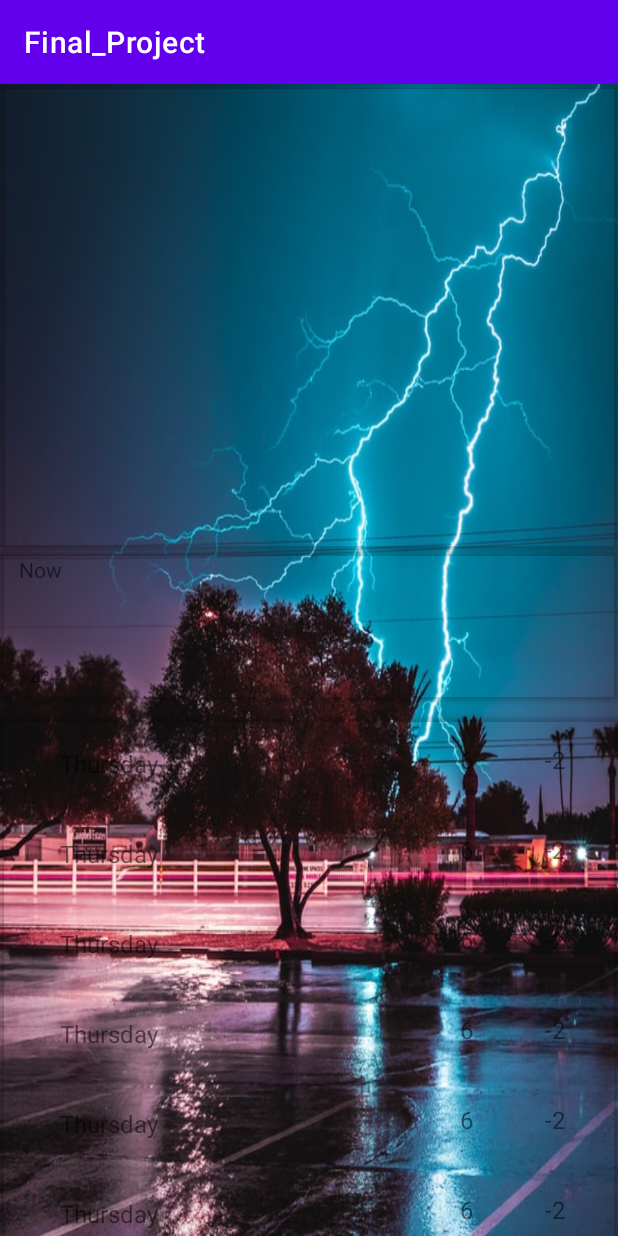
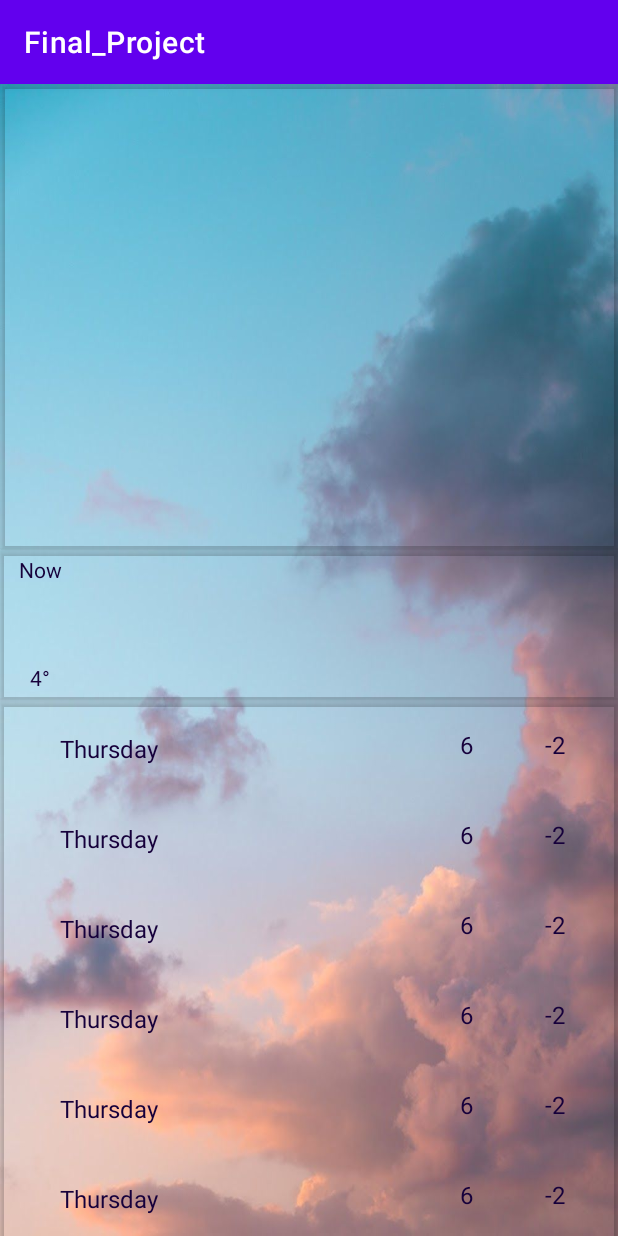
Before and after one commit to BachPhung/Android_Final_Project, an Android app: the MainActivity screen opened directly, with no data from a screen before it, on a phone screen of 412 x 824 dp. Run offline under Robolectric (Android 15) with nearby library versions, the phone set to English and light mode, and no system bars; our stand-ins replace Volley; pictures from the network do not load; 24 statements that could not run were skipped.

Commit message:
Final state

```diff
--- a/app/src/main/java/com/example/final_project/MainActivity.java
+++ b/app/src/main/java/com/example/final_project/MainActivity.java
@@ -9,6 +9,7 @@ import androidx.recyclerview.widget.LinearLayoutManager;
 import androidx.recyclerview.widget.RecyclerView;
 
 import android.Manifest;
+import android.annotation.SuppressLint;
 import android.content.pm.PackageManager;
 import android.location.Location;
 import android.location.LocationListener;
@@ -35,14 +36,14 @@ import java.util.Locale;
 
 public class MainActivity extends AppCompatActivity implements LocationListener {
   //hourly vars
-  private ArrayList<String> hours = new ArrayList<>();
-  private ArrayList<String> iconList = new ArrayList<>();
-  private ArrayList<String> degList = new ArrayList<>();
+  final private ArrayList<String> hours = new ArrayList<>();
+  final private ArrayList<String> iconList = new ArrayList<>();
+  final private ArrayList<String> degList = new ArrayList<>();
   //daily vars
-  private ArrayList<String> dateList = new ArrayList<>();
-  private ArrayList<String> iconDailyList = new ArrayList<>();
-  private ArrayList<String> highestList = new ArrayList<>();
-  private ArrayList<String> lowestList = new ArrayList<>();
+  final private ArrayList<String> dateList = new ArrayList<>();
+  final private ArrayList<String> iconDailyList = new ArrayList<>();
+  final private ArrayList<String> highestList = new ArrayList<>();
+  final private ArrayList<String> lowestList = new ArrayList<>();
   private String intentWeatherResponse;
   private String intentCityName;
   private String intentLong;
@@ -57,14 +58,21 @@ public class MainActivity extends AppCompatActivity implements LocationListener
   LocationManager locationManager;
 
 
+  @SuppressLint("DefaultLocale")
+  //TODO: RETURN THE URL FROM https://openweathermap.org/ TO FETCH WEATHER DATA RELY ON LAT & LONG
   private String urlWeather() {
     return String.format("https://api.openweathermap.org/data/2.5/onecall?lat=%.4f&lon=%.4f&exclude=minutely&appid=d8288cede8b8b1149b236932c004dc6a", this.latitude, this.longitude);
   }
+  @SuppressLint("DefaultLocale")
+  //TODO: RETURN THE URL FROM https://openweathermap.org/ TO GET CITY NAME RELY ON LAT & LONG
   private String urlCityName() {
     return String.format("https://api.openweathermap.org/geo/1.0/reverse?lat=%.4f&lon=%.4f&limit=1&appid=d8288cede8b8b1149b236932c004dc6a", this.latitude, this.longitude) ;
   }
 
   @Override
+  //When application is first open
+  //Todo 1: Turn on GPS to get long & lat values
+  //Todo 2: Get value through Intent from Splash Screen (avoid white screen while waiting fetching)
   protected void onCreate(Bundle savedInstanceState) {
     super.onCreate(savedInstanceState);
     setContentView(R.layout.activity_main);
@@ -74,7 +82,9 @@ public class MainActivity extends AppCompatActivity implements LocationListener
     intentCityName = getIntent().getStringExtra("CityName");
     intentLong = getIntent().getStringExtra("Long");
     intentLat = getIntent().getStringExtra("Lat");
+
     try {
+      //TODO 3: Process the data and render UI
       parseWeatherData(intentWeatherResponse);
       parseCityNameData(intentCityName);
     } catch (JSONException e) {
@@ -85,15 +95,18 @@ public class MainActivity extends AppCompatActivity implements LocationListener
   @Override
   protected void onPause(){
     super.onPause();
+    //TODO: Stop GPS Device
     locationManager.removeUpdates(this);
   }
 
   @Override
   protected void onResume(){
     super.onResume();
+    //TODO: Re-start GPS Device again
     startGPS();
   }
 
+  //TODO: Make GET requests to fetch data from openweatherapi URL
   private void initialData() {
     //  1. Make a request to weather map api
     StringRequest stringRequest = new StringRequest(Request.Method.GET, urlWeather(),
@@ -101,9 +114,7 @@ public class MainActivity extends AppCompatActivity implements LocationListener
         try { parseWeatherData(response);}
         catch (JSONException e) {e.printStackTrace();}
       },
-      error -> {
-        error.printStackTrace();
-      }
+      Throwable::printStackTrace
     );
     StringRequest getCityNameRequest = new StringRequest(Request.Method.GET, urlCityName(),
       response -> {
@@ -112,9 +123,7 @@ public class MainActivity extends AppCompatActivity implements LocationListener
         }
         catch (JSONException e) {e.printStackTrace();}
       },
-      error -> {
-        error.printStackTrace();
-      }
+      Throwable::printStackTrace
       );
 
     //  2. Send the request by adding it to the queue
@@ -126,21 +135,28 @@ public class MainActivity extends AppCompatActivity implements LocationListener
 
   private void initRecyclerView() {
     // Hourly
+    //TODO: Set up recyclerView for hourly weather forecast
     RecyclerView recyclerView = findViewById(R.id.recyclerView);
+    //TODO: Set layout scroll as horizontal direction and how the items are displayed (reverse or not)
     recyclerView.setLayoutManager(new LinearLayoutManager(this, LinearLayoutManager.HORIZONTAL, false));
+    // TODO: Create an adapter provide a binding from an app-specific data set to views what are display in RecyclerView
     RecyclerViewAdapter adapter = new RecyclerViewAdapter(this, hours, iconList, degList);
     recyclerView.setAdapter(adapter);
     // Daily
+    //TODO: Set up an another recyclerView for daily weather forecast
     RecyclerView recyclerViewDaily = findViewById(R.id.recyclerViewDaily);
     recyclerViewDaily.setLayoutManager(new LinearLayoutManager(this, LinearLayoutManager.VERTICAL, false));
     RecyclerViewDailyAdapter adapter2 = new RecyclerViewDailyAdapter(this, dateList, iconDailyList, highestList, lowestList);
     recyclerViewDaily.setAdapter(adapter2);
   }
+  @SuppressLint("DefaultLocale")
+  //TODO: Change JSON -> GSON for easier processing the data
   private void parseWeatherData(String response) throws JSONException {
     JSONObject fetchedWeatherData = new JSONObject(response);
     curWeather = gson.fromJson(fetchedWeatherData.getJSONObject("current").toString(), CurrentWeather.class);
     dailyWeathers = gson.fromJson(fetchedWeatherData.getJSONArray("daily").toString(), DailyWeather[].class);
     hourlyWeathers = gson.fromJson(fetchedWeatherData.getJSONArray("hourly").toString(), HourlyWeather[].class);
+    //TODO: Clean the array lists for next render
     hours.clear();
     iconList.clear();
     degList.clear();
@@ -148,6 +164,8 @@ public class MainActivity extends AppCompatActivity implements LocationListener
     iconDailyList.clear();
     highestList.clear();
     lowestList.clear();
+
+    // TODO: Processing the data and push data to the array lists for RecyclerView rendering
     for (int i = 0; i < 24; i++) {
       if (i == 0) {
         this.hours.add("Now");
@@ -168,17 +186,51 @@ public class MainActivity extends AppCompatActivity implements LocationListener
       this.iconList.add(String.format("https://openweathermap.org/img/wn/%s@2x.png", (hourlyWeathers[i].getWeather().get(0).getIcon())));
       this.degList.add(String.format("%d\u00B0", Math.round(hourlyWeathers[i].getTemp() - 273.15)));
     }
-    initRecyclerView();
+
+    initRecyclerView(); // TODO: RecyclerView start render UI when data is ready
     TextView curWeatherDesc = findViewById(R.id.weatherDesc);
     TextView curWeatherDeg = findViewById(R.id.weatherDeg);
     TextView curWeatherHi_Li = findViewById(R.id.high_low);
     ConstraintLayout layouts = findViewById(R.id.background);
 
-    layouts.setBackground(ContextCompat.getDrawable(this, R.drawable.thunderstorm));
+    //TODO: Set the background image base on weather
+    switch (curWeather.getWeather().get(0).getMain()){
+      case "Clouds":{
+        layouts.setBackground(ContextCompat.getDrawable(this, R.drawable.clouds));
+        break;
+      }
+      case "Clear":{
+        layouts.setBackground(ContextCompat.getDrawable(this, R.drawable.clear));
+        break;
+      }
+      case "Drizzle":{
+        layouts.setBackground(ContextCompat.getDrawable(this, R.drawable.drizzle));
+        break;
+      }
+      case "Rain":{
+        layouts.setBackground(ContextCompat.getDrawable(this, R.drawable.rain));
+
+        break;
+      }
+      case "Snow":{
+        layouts.setBackground(ContextCompat.getDrawable(this, R.drawable.snow));
+        break;
+      }
+      case "Thunderstorm":{
+        layouts.setBackground(ContextCompat.getDrawable(this, R.drawable.thunderstorm));
+        break;
+      }
+      default:{
+        layouts.setBackground(ContextCompat.getDrawable(this, R.drawable.defaultweather));
+      }
+    }
+
     curWeatherDeg.setText(String.format("%d\u00B0", Math.round(curWeather.getTemp() - 273.15)));
     curWeatherDesc.setText(curWeather.getWeather().get(0).getMain());
     curWeatherHi_Li.setText(String.format("H:%d\u00B0 L:%d\u00B0",Math.round(dailyWeathers[0].getTempMax() - 273.15), Math.round(dailyWeathers[0].getTempMin() - 273.15) ));
   }
+
+  //TODO: Parse function to get name of a city from the response
   private void parseCityNameData (String response) throws JSONException{
     JSONArray fetchedDataArr = new JSONArray(response);
     JSONObject fetchedData = fetchedDataArr.getJSONObject(0);
@@ -218,7 +270,8 @@ public class MainActivity extends AppCompatActivity implements LocationListener
           );
         return;
       }
-      locationManager.requestLocationUpdates(LocationManager.GPS_PROVIDER, 0, 2000, this);
+      // Only update the new location when moving 10 kilometers (10.000 meters) away
+      locationManager.requestLocationUpdates(LocationManager.GPS_PROVIDER, 0, 10000, this);
     }
     catch (Exception e){
       Log.d("Error", e.toString());
@@ -232,10 +285,15 @@ public class MainActivity extends AppCompatActivity implements LocationListener
     this.latitude = location.getLatitude();
     Log.d("Long: ", String.valueOf(this.longitude) );
     Log.d("Lat: ", String.valueOf(this.latitude));
+    /*
+    * Todo: Because we have already fetched data on Splash Screen, to the if statement below to
+    *  avoid unnecessary fetching data for the first time.
+    *  The else statement to fetch and update data for the next time*/
     if(String.valueOf(this.latitude).equals(this.intentLat)  || String.valueOf(this.longitude).equals(this.intentLong) ){
-      Log.d ("DONT_FETCH", "called");
+      Log.d ("DON'T_FETCH", "called");
       Log.d ("Long: ", intentLong);
       Log.d ("Lat: ", intentLat);
+      // For the
       try {
         parseWeatherData(intentWeatherResponse);
         parseCityNameData(intentCityName);
--- a/app/src/main/java/com/example/final_project/RecyclerViewAdapter.java
+++ b/app/src/main/java/com/example/final_project/RecyclerViewAdapter.java
@@ -1,6 +1,7 @@
 package com.example.final_project;
 
 import android.content.Context;
+import android.graphics.Color;
 import android.view.LayoutInflater;
 import android.view.View;
 import android.view.ViewGroup;
@@ -14,13 +15,14 @@ import com.bumptech.glide.Glide;
 
 import java.util.ArrayList;
 
+//TODO: Takes the data set which has to be displayed to the user in RecyclerView
 public class RecyclerViewAdapter extends RecyclerView.Adapter<RecyclerViewAdapter.ViewHolder> {
 
     //vars
-    private ArrayList<String> hours = new ArrayList<>();
-    private ArrayList<String> iconList = new ArrayList<>();
-    private ArrayList<String> degList = new ArrayList<>();
-    private Context context;
+    final private ArrayList<String> hours;
+    final private ArrayList<String> iconList;
+    final private ArrayList<String> degList;
+    final private Context context;
 
     public RecyclerViewAdapter(Context context, ArrayList<String> hourList, ArrayList<String> iconList, ArrayList<String> degList ) {
         this.iconList = iconList;
@@ -31,30 +33,37 @@ public class RecyclerViewAdapter extends RecyclerView.Adapter<RecyclerViewAdapte
 
     @NonNull
     @Override
+    //TODO: Create a new RecyclerView.ViewHolder and initializes some private fields to be used by RecyclerView
     public ViewHolder onCreateViewHolder(@NonNull ViewGroup parent, int viewType) {
         View view = LayoutInflater.from(parent.getContext()).inflate(R.layout.layout_listitem,parent,false);
         return new ViewHolder(view);
     }
 
     @Override
+    //TODO: Update the RecyclerView.ViewHolder contents with the item at the given position and also sets up
+    // some private fields to be used by RecyclerView
     public void onBindViewHolder(@NonNull ViewHolder holder, int position) {
         Glide.with(context)
                 .asBitmap()
                 .load(iconList.get(position))
                 .into(holder.weatherIcon);
         holder.degree.setText(degList.get(position));
+        holder.degree.setTextColor(Color.parseColor("#16003B"));
+        holder.hour.setTextColor(Color.parseColor("#16003B"));
         holder.hour.setText(hours.get(position));
     }
 
     @Override
+    //TODO: return the total amount of items in the data set held by the adapter
     public int getItemCount() {
         return hours.size();
     }
 
-    public class ViewHolder extends RecyclerView.ViewHolder{
+    public static class ViewHolder extends RecyclerView.ViewHolder{
         TextView hour;
         TextView degree;
         ImageView weatherIcon;
+        //Constructor for create ViewHolder
         public ViewHolder(View itemView){
             super(itemView);
             hour = itemView.findViewById(R.id.hour);
--- a/app/src/main/java/com/example/final_project/RecyclerViewDailyAdapter.java
+++ b/app/src/main/java/com/example/final_project/RecyclerViewDailyAdapter.java
@@ -1,7 +1,7 @@
 package com.example.final_project;
 
 import android.content.Context;
-import android.util.Log;
+import android.graphics.Color;
 import android.view.LayoutInflater;
 import android.view.View;
 import android.view.ViewGroup;
@@ -15,14 +15,16 @@ import com.bumptech.glide.Glide;
 
 import java.util.ArrayList;
 
+
 public class RecyclerViewDailyAdapter extends RecyclerView.Adapter<RecyclerViewDailyAdapter.ViewHolder> {
   //vars
-  private ArrayList<String> dateList = new ArrayList<>();
-  private ArrayList<String> iconList = new ArrayList<>();
-  private ArrayList<String> highestDegList = new ArrayList<>();
-  private ArrayList<String> lowestDegList = new ArrayList<>();
-  private Context context;
+  final private ArrayList<String> dateList;
+  final private ArrayList<String> iconList;
+  final private ArrayList<String> highestDegList;
+  final private ArrayList<String> lowestDegList;
+  final private Context context;
 
+  //TODO: Takes the data set which has to be displayed to the user in RecyclerView
   public RecyclerViewDailyAdapter(Context context, ArrayList<String> dateList, ArrayList<String> iconList, ArrayList<String> highestDegList, ArrayList<String> lowestDegList) {
     this.dateList = dateList;
     this.context = context;
@@ -33,33 +35,40 @@ public class RecyclerViewDailyAdapter extends RecyclerView.Adapter<RecyclerViewD
 
   @NonNull
   @Override
+  //TODO: Create a new RecyclerView.ViewHolder and initializes some private fields to be used by RecyclerView
   public ViewHolder onCreateViewHolder(@NonNull ViewGroup parent, int viewType) {
     View view = LayoutInflater.from(parent.getContext()).inflate(R.layout.layout_listiem_daily,parent,false);
     return new ViewHolder(view);
   }
 
   @Override
+  //TODO: Update the RecyclerView.ViewHolder contents with the item at the given position and also sets up
+  // some private fields to be used by RecyclerView
   public void onBindViewHolder(@NonNull ViewHolder holder, int position) {
     Glide.with(context)
       .asBitmap()
       .load(iconList.get(position))
       .into(holder.weatherIcon);
     holder.date.setText(dateList.get(position));
+    holder.date.setTextColor(Color.parseColor("#16003B"));
+    holder.hi_deg.setTextColor(Color.parseColor("#16003B"));
+    holder.low_deg.setTextColor(Color.parseColor("#16003B"));
     holder.hi_deg.setText(highestDegList.get(position));
     holder.low_deg.setText(lowestDegList.get(position));
   }
 
   @Override
+  //TODO: return the total amount of items in the data set held by the adapter
   public int getItemCount() {
-    Log.d("Size", String.valueOf(dateList.size()));
     return dateList.size();
   }
 
-  public class ViewHolder extends RecyclerView.ViewHolder{
+  public static class ViewHolder extends RecyclerView.ViewHolder{
     TextView date;
     TextView hi_deg;
     TextView low_deg;
     ImageView weatherIcon;
+    //Constructor for create ViewHolder
     public ViewHolder(View itemView){
       super(itemView);
       date = itemView.findViewById(R.id.dateWeather);
--- a/app/src/main/res/layout/activity_loading.xml
+++ b/app/src/main/res/layout/activity_loading.xml
@@ -15,7 +15,7 @@
         android:layout_marginTop="76dp"
         android:fontFamily="sans-serif-condensed-light"
         android:gravity="center"
-        android:text="@string/weather_forcast"
+        android:text="@string/weather_forecast"
         android:textColor="#FFFFFF"
         android:textSize="48sp"
         app:layout_constraintEnd_toEndOf="parent"
--- a/app/src/main/res/layout/activity_main.xml
+++ b/app/src/main/res/layout/activity_main.xml
@@ -5,7 +5,6 @@
     android:id="@+id/background"
     android:layout_width="match_parent"
     android:layout_height="match_parent"
-    android:background="@drawable/weatherbackground"
     tools:context=".MainActivity">
 
     <androidx.cardview.widget.CardView
@@ -31,6 +30,7 @@
                 android:layout_marginTop="60dp"
                 android:layout_marginEnd="176dp"
                 android:gravity="center"
+                android:textColor="@color/white"
                 android:textSize="60sp"
                 app:layout_constraintEnd_toEndOf="parent"
                 app:layout_constraintHorizontal_bias="0.481"
@@ -39,12 +39,11 @@
 
             <TextView
                 android:id="@+id/cityName"
-                android:layout_width="136dp"
-                android:layout_height="33dp"
-                android:layout_marginStart="176dp"
+                android:layout_width="0dp"
+                android:layout_height="31dp"
                 android:layout_marginTop="38dp"
-                android:layout_marginEnd="177dp"
                 android:gravity="center"
+                android:textColor="@color/white"
                 android:textSize="26sp"
                 app:layout_constraintEnd_toEndOf="parent"
                 app:layout_constraintStart_toStartOf="parent"
@@ -52,12 +51,11 @@
 
             <TextView
                 android:id="@+id/weatherDesc"
-                android:layout_width="86dp"
-                android:layout_height="43dp"
-                android:layout_marginStart="176dp"
+                android:layout_width="0dp"
+                android:layout_height="30dp"
                 android:layout_marginTop="6dp"
-                android:layout_marginEnd="176dp"
                 android:gravity="center"
+                android:textColor="@color/white"
                 android:textSize="16sp"
                 app:layout_constraintEnd_toEndOf="parent"
                 app:layout_constraintHorizontal_bias="0.518"
@@ -72,6 +70,7 @@
                 android:layout_marginTop="180dp"
                 android:layout_marginEnd="176dp"
                 android:gravity="center"
+                android:textColor="@color/white"
                 android:textSize="16sp"
                 app:layout_constraintEnd_toEndOf="parent"
                 app:layout_constraintHorizontal_bias="0.481"
@@ -110,7 +109,7 @@
     <androidx.cardview.widget.CardView
         android:layout_width="0dp"
         android:layout_height="0dp"
-        android:layout_marginTop="420dp"
+        android:layout_marginTop="410dp"
         app:cardBackgroundColor="@android:color/transparent"
         app:layout_constraintBottom_toBottomOf="parent"
         app:layout_constraintEnd_toEndOf="parent"
--- a/app/src/main/res/layout/layout_listitem.xml
+++ b/app/src/main/res/layout/layout_listitem.xml
@@ -1,6 +1,5 @@
 <?xml version="1.0" encoding="utf-8"?>
 <androidx.constraintlayout.widget.ConstraintLayout xmlns:android="http://schemas.android.com/apk/res/android"
-    xmlns:tools="http://schemas.android.com/tools"
     android:layout_width="wrap_content"
     android:layout_height="wrap_content"
     xmlns:app="http://schemas.android.com/apk/res-auto">
--- a/app/src/main/res/values/strings.xml
+++ b/app/src/main/res/values/strings.xml
@@ -1,12 +1,12 @@
 <resources>
     <string name="app_name">Final_Project</string>
     <string name="now">Now</string>
-    <string name="_4_u00b0">4°</string>
-    <string name="weather_icon">weather-icon</string>
+    <string name="_4_u00b0" translatable="false">4°</string>
+    <string name="weather_icon" translatable="false">weather-icon</string>
     <string name="monday">Monday</string>
-    <string name="_2">-2</string>
-    <string name="_6">6</string>
-    <string name="weather_icon_hourly" />
-    <string name="weather_forcast">WEATHER FORCAST</string>
+    <string name="_2" translatable="false">-2</string>
+    <string name="_6" translatable="false">6</string>
+    <string name="weather_icon_hourly" translatable="false" />
+    <string name="weather_forecast">WEATHER FORECAST</string>
     <string name="developed_by_bach_phung">Developed by Bach Phung</string>
 </resources>
```
Also changed, not shown: app/src/main/java/com/example/final_project/LoadingActivity.java (+8 -12 lines), app/src/main/res/drawable/clouds.jpg, app/src/main/res/drawable/defaultweather.jpg (added), app/src/main/res/drawable/drizzle.jpg (added), app/src/main/res/drawable/rain.jpg, 2 other files.
